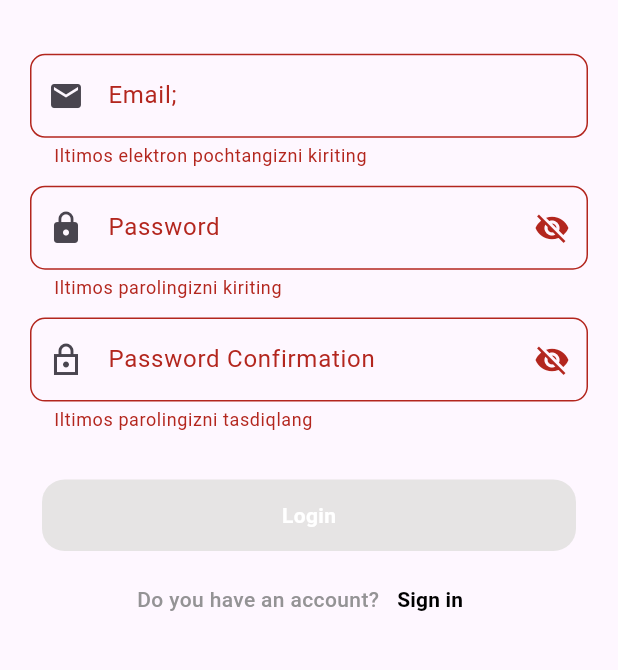
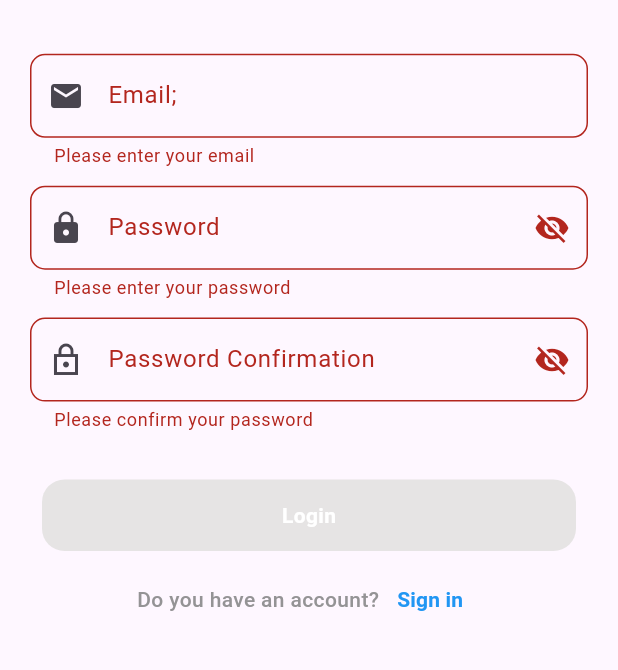
Before and after one commit to muhammaddevuz/imtihon_3, a Flutter app: the RegisterScreen screen opened directly with empty values, after a tap on "Login", on a phone screen of 412 x 824 dp, the part 397-1067 px from its top. Run offline on Flutter 3.47's test engine with Material 3 defaults, Android fonts, the light colour scheme and no system bars; our stand-ins replace flutter_screenutil, shared_preferences, zoom_tap_animation; accounts and stored records are empty; network calls fail.

Commit message:
real final

```diff
--- a/lib/services/admin_panel_http_service.dart
+++ b/lib/services/admin_panel_http_service.dart
@@ -40,7 +40,7 @@ class AdminHttpService {
   }) async {
     Map<String, dynamic> hotelData = {
       'amenities': amenities,
-      'comment': ["zo'r"],
+      'comment': [''],
       'hotelName': hotelName,
       'description': description,
       'imageUrl': imageUrl,
--- a/lib/utils/admin.dart
+++ b/lib/utils/admin.dart
@@ -1,6 +1,6 @@
 class Admin {
   static Map<dynamic, String> admin = {
     "login":"admin@gmail.com",
-    "parol":"admin",
+    "parol":"admin12",
   };
 }
--- a/lib/views/screens/home_screen.dart
+++ b/lib/views/screens/home_screen.dart
@@ -637,7 +637,7 @@ class _HomeScreenState extends State<HomeScreen> {
                                           CrossAxisAlignment.start,
                                       children: [
                                         Text(
-                                          "${data[index].hotelName}",
+                                          data[index].hotelName,
                                           style: TextStyle(
                                               fontWeight: FontWeight.bold,
                                               fontSize: 18.sp),
@@ -650,7 +650,7 @@ class _HomeScreenState extends State<HomeScreen> {
                                             ),
                                             SizedBox(width: 3.w),
                                             Text(
-                                              "${data[index].location}",
+                                              data[index].location,
                                               style: TextStyle(
                                                 fontSize: 15.h,
                                                 fontWeight: FontWeight.w400,
--- a/lib/views/screens/login_screen.dart
+++ b/lib/views/screens/login_screen.dart
@@ -255,7 +255,7 @@ class _LoginScreenState extends State<LoginScreen> {
                         style: TextStyle(
                           fontWeight: FontWeight.w600,
                           fontSize: 14,
-                          color: Colors.black,
+                          color: Colors.blue,
                         ),
                       ),
                     ),
--- a/lib/views/screens/register_screen.dart
+++ b/lib/views/screens/register_screen.dart
@@ -46,13 +46,13 @@ class _RegisterScreenState extends State<RegisterScreen> {
       } catch (e) {
         String message = e.toString();
         if (e.toString().contains("EMAIL_EXISTS")) {
-          message = "Email mavjud";
+          message = "Email exists";
         }
         showDialog(
           context: context,
           builder: (ctx) {
             return AlertDialog(
-              title: const Text("Xatolik"),
+              title: const Text("Error has occured"),
               content: Text(message),
             );
           },
@@ -90,10 +90,10 @@ class _RegisterScreenState extends State<RegisterScreen> {
                 ),
                 validator: (value) {
                   if (value == null || value.trim().isEmpty) {
-                    return "Iltimos elektron pochtangizni kiriting";
+                    return "Please enter your email";
                   }
                   if (!RegExp(r'^[^@]+@[^@]+\.[^@]+').hasMatch(value)) {
-                    return "Noto'g'ri elektron pochta formati";
+                    return "invalid email format";
                   }
                   return null;
                 },
@@ -126,7 +126,7 @@ class _RegisterScreenState extends State<RegisterScreen> {
                 ),
                 validator: (value) {
                   if (value == null || value.trim().isEmpty) {
-                    return "Iltimos parolingizni kiriting";
+                    return "Please enter your password";
                   }
                   return null;
                 },
@@ -159,11 +159,11 @@ class _RegisterScreenState extends State<RegisterScreen> {
                 ),
                 validator: (value) {
                   if (value == null || value.trim().isEmpty) {
-                    return "Iltimos parolingizni tasdiqlang";
+                    return "Please confirm your password";
                   }
                   if (_passwordController.text !=
                       _passwordConfirmController.text) {
-                    return "Parollar bir xil emas";
+                    return "Passwords don't match";
                   }
                   return null;
                 },
@@ -222,7 +222,7 @@ class _RegisterScreenState extends State<RegisterScreen> {
                         style: TextStyle(
                           fontWeight: FontWeight.w600,
                           fontSize: 14,
-                          color: Colors.black,
+                          color: Colors.blue,
                         ),
                       ),
                     ),
--- a/lib/views/screens/reset_password_screen.dart
+++ b/lib/views/screens/reset_password_screen.dart
@@ -31,15 +31,15 @@ class _ResetPasswordScreenState extends State<ResetPasswordScreen> {
             TextField(
               controller: emailController,
               decoration: InputDecoration(
-                  border:const OutlineInputBorder(),
-                  labelText: "Elektron pochta",
+                  border: const OutlineInputBorder(),
+                  labelText: "email",
                   errorText: emailError),
             ),
             SizedBox(height: 20.h),
             FilledButton(
               onPressed: () async {
                 if (emailController.text.isEmpty) {
-                  emailError = "Email kiriting";
+                  emailError = "enter your email";
                   setState(() {});
                 } else {
                   _authHttpServices.sendPasswordEmail(emailController.text);
@@ -47,14 +47,14 @@ class _ResetPasswordScreenState extends State<ResetPasswordScreen> {
                     context: context,
                     builder: (context) => const AlertDialog(
                       content: Text(
-                          "Emailingizga parolni qayta tiklash uchun link yuborildi"),
+                          "Link has just sent to your email to reset your password"),
                     ),
                   );
                   // ignore: use_build_context_synchronously
                   Navigator.pop(context);
                 }
               },
-              child: const Text("Parolni qayta tiklash"),
+              child: const Text("Reset password"),
             ),
           ],
         ),
--- a/lib/views/widgets/edit_hotel_dialog.dart
+++ b/lib/views/widgets/edit_hotel_dialog.dart
@@ -94,7 +94,7 @@ class _EditHotelDialogState extends State<EditHotelDialog> {
                 },
                 onSaved: (String? newValue) {
                   if (newValue != null) {
-                    imageUrl = newValue.split(',');
+                    imageUrl = newValue.trim().split(',');
                   }
                 },
               ),
@@ -109,7 +109,7 @@ class _EditHotelDialogState extends State<EditHotelDialog> {
                 },
                 onSaved: (String? newValue) {
                   if (newValue != null) {
-                    amenities = newValue.split(',');
+                    amenities = newValue.trim().split(',');
                   }
                 },
               ),
@@ -141,6 +141,7 @@ class _EditHotelDialogState extends State<EditHotelDialog> {
                 onSaved: (String? newValue) {
                   if (newValue != null) {
                     rating = newValue
+                        .trim()
                         .split(',')
                         .map((e) => int.tryParse(e.trim()) ?? 0)
                         .toList();
@@ -159,6 +160,7 @@ class _EditHotelDialogState extends State<EditHotelDialog> {
                 onSaved: (String? newValue) {
                   if (newValue != null) {
                     spaceRooms = newValue
+                        .trim()
                         .split(',')
                         .map((e) => int.tryParse(e.trim()) ?? 0)
                         .toList();
```
Also changed, not shown: lib/views/screens/hotel_info_screen.dart (+15 -6 lines), lib/views/widgets/add_hotel_dialog.dart (+13 -15 lines), lib/views/widgets/admin_hotels_widget.dart (+22 -13 lines).
